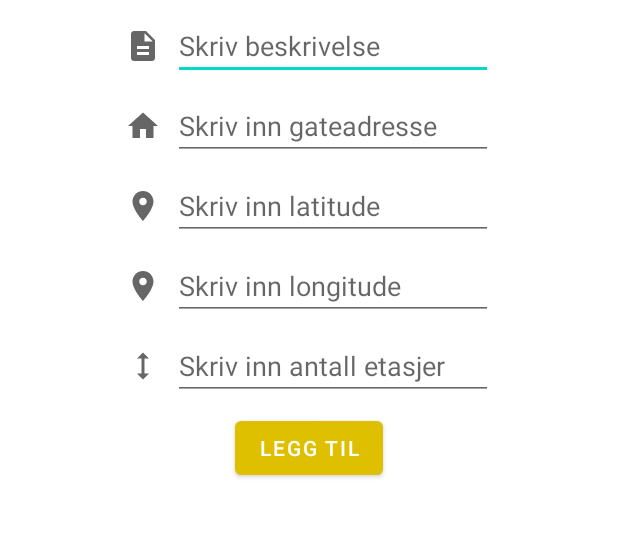
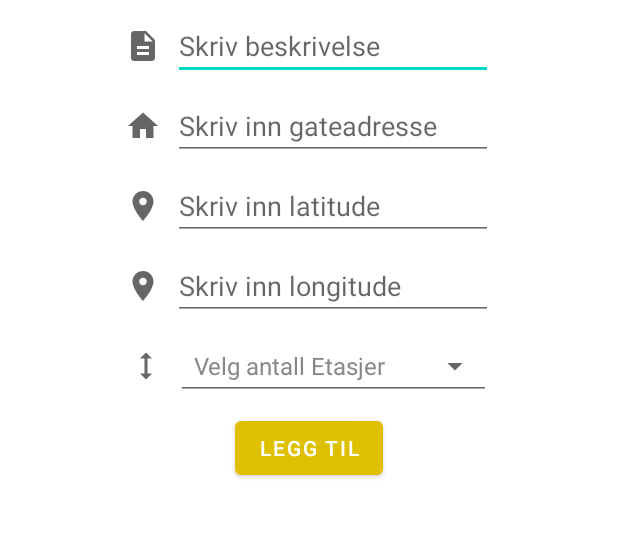
Before and after one commit to WilliamNerem/ApputviklingMappe3, an Android app: the LeggTil screen opened directly, with no data from a screen before it, after a tap on "LEGG TIL", on a phone screen of 412 x 824 dp, the part 84-622 px from its top. Run offline under Robolectric (Android 15) with nearby library versions, the phone set to English and light mode, and no system bars.

Commit message:
Lagt til spinner etasjer

```diff
--- a/app/src/main/java/com/example/apputviklingmappe3_s344106_s344082/LeggTil.java
+++ b/app/src/main/java/com/example/apputviklingmappe3_s344106_s344082/LeggTil.java
@@ -2,12 +2,18 @@ package com.example.apputviklingmappe3_s344106_s344082;
 
 import android.app.AlertDialog;
 import android.content.Intent;
+import android.graphics.Color;
 import android.os.Bundle;
 import android.view.View;
+import android.view.ViewGroup;
+import android.widget.AdapterView;
+import android.widget.ArrayAdapter;
 import android.widget.Button;
 import android.widget.EditText;
 import android.widget.ImageView;
 import android.widget.ListView;
+import android.widget.Spinner;
+import android.widget.TextView;
 import android.widget.Toast;
 
 import androidx.appcompat.app.AppCompatActivity;
@@ -22,7 +28,7 @@ public class LeggTil extends AppCompatActivity {
     private EditText editGateadresse;
     private EditText editGpsLat;
     private EditText editGpsLong;
-    private EditText editEtasjer;
+    private Spinner spinnerEtasjer;
 
     @Override
     protected void onCreate(Bundle savedInstanceState) {
@@ -35,9 +41,9 @@ public class LeggTil extends AppCompatActivity {
         editGateadresse = findViewById(R.id.gateadresse);
         editGpsLat = findViewById(R.id.gpsLat);
         editGpsLong = findViewById(R.id.gpsLong);
-        editEtasjer = findViewById(R.id.etasjer);
+        spinnerEtasjer = findViewById(R.id.etasjer);
         button();
-
+        setSpinner();
     }
 
     private void button(){
@@ -57,7 +63,7 @@ public class LeggTil extends AppCompatActivity {
                     hus.setGateadresse(editGateadresse.getText().toString());
                     hus.setGps_lat(editGpsLat.getText().toString());
                     hus.setGps_long(editGpsLong.getText().toString());
-                    hus.setEtasjer(Integer.parseInt(editEtasjer.getText().toString()));
+                    hus.setEtasjer(Integer.parseInt(spinnerEtasjer.getSelectedItem().toString()));
                     db.addHus(hus);
                     startActivity(new Intent(LeggTil.this, HusList.class));
                 }
@@ -68,13 +74,53 @@ public class LeggTil extends AppCompatActivity {
     private boolean validation(){
         String strBeskrivelse = editBeskrivelse.getText().toString();
         String strGateaddresse = editGateadresse.getText().toString();
-        String strEtasjer = editEtasjer.getText().toString();
+        String strEtasjer = spinnerEtasjer.getSelectedItem().toString();
 
-        if (strBeskrivelse.equals("") || strGateaddresse.equals("") || strEtasjer.equals("")){
+        if (strBeskrivelse.equals("") || strGateaddresse.equals("") || strEtasjer.equals("Velg antall Etasjer")){
             Toast.makeText(getBaseContext(),"Alle felt må fylles ut", Toast.LENGTH_SHORT).show();
             return false;
         }
         return true;
     }
 
+    private void setSpinner() {
+        String[] items = getResources().getStringArray(R.array.etasjer);
+        ArrayAdapter<CharSequence> adapter = new ArrayAdapter<CharSequence>(this, android.R.layout.simple_spinner_item, items) {
+            @Override
+            public boolean isEnabled(int position) {
+                return position != 0;
+            }
+
+            @Override
+            public View getDropDownView(int position, View convertView,
+                                        ViewGroup parent) {
+                View view = super.getDropDownView(position, convertView, parent);
+                TextView tv = (TextView) view;
+                if (position == 0) {
+                    tv.setTextColor(Color.GRAY);
+                } else {
+                    tv.setTextColor(Color.BLACK);
+                }
+                return view;
+            }
+        };
+        adapter.setDropDownViewResource(android.R.layout.simple_spinner_dropdown_item);
+        spinnerEtasjer.setAdapter(adapter);
+
+        spinnerEtasjer.setOnItemSelectedListener(new AdapterView.OnItemSelectedListener() {
+            @Override
+            public void onItemSelected(AdapterView<?> parent, View view, int position, long id) {
+                TextView tv = (TextView) view;
+                if (position == 0) {
+                    tv.setTextColor(Color.GRAY);
+                }
+            }
+
+            @Override
+            public void onNothingSelected(AdapterView<?> parent) {
+
+            }
+        });
+    }
+
 }
--- a/app/src/main/res/layout/infowindow.xml
+++ b/app/src/main/res/layout/infowindow.xml
@@ -8,13 +8,13 @@
 
     <ImageView
         android:id="@+id/image_info"
-        android:layout_width="90dp"
-        android:layout_height="60dp"
+        android:layout_width="wrap_content"
+        android:layout_height="match_parent"
         android:layout_marginRight="5dp"
         android:layout_marginLeft="0dp"
         android:layout_gravity="left|fill"
         android:adjustViewBounds="true"
-        android:src="@drawable/ic_launcher_background"/>
+        android:src="@drawable/ic_baseline_home_24"/>
 
     <LinearLayout
         android:layout_width="wrap_content"
--- a/app/src/main/res/layout/legg_til.xml
+++ b/app/src/main/res/layout/legg_til.xml
@@ -180,17 +180,18 @@
                 app:layout_constraintTop_toTopOf="parent"
                 app:srcCompat="@drawable/ic_baseline_height_24" />
 
-            <EditText
+            <Spinner
+                style="@style/Base.Widget.AppCompat.Spinner.Underlined"
                 android:id="@+id/etasjer"
-                android:layout_width="wrap_content"
-                android:layout_height="wrap_content"
+                android:layout_width="210dp"
+                android:layout_height="45dp"
                 android:ems="10"
-                android:hint="@string/hintEtasjer"
+                android:spinnerMode="dropdown"
                 app:layout_constraintBottom_toBottomOf="parent"
                 app:layout_constraintEnd_toEndOf="parent"
                 app:layout_constraintHorizontal_bias="0.5"
                 app:layout_constraintStart_toEndOf="@+id/iconEtasjer"
-                app:layout_constraintTop_toTopOf="parent" />
+                app:layout_constraintTop_toTopOf="parent"/>
 
         </androidx.constraintlayout.widget.ConstraintLayout>
 
--- a/app/src/main/res/values/strings.xml
+++ b/app/src/main/res/values/strings.xml
@@ -7,6 +7,19 @@
     <string name="hintGateadresse">Skriv inn gateadresse</string>
     <string name="hintLatitude">Skriv inn latitude</string>
     <string name="hintLongitude">Skriv inn longitude</string>
-    <string name="hintEtasjer">Skriv inn antall etasjer</string>
+    <string name="hintEtasjer">Velg antall etasjer</string>
     <string name="btnLeggTil">Legg til</string>
+    <string-array name="etasjer">
+        <item>Velg antall Etasjer</item>
+        <item>1</item>
+        <item>2</item>
+        <item>3</item>
+        <item>4</item>
+        <item>5</item>
+        <item>6</item>
+        <item>7</item>
+        <item>8</item>
+        <item>9</item>
+        <item>10</item>
+    </string-array>
 </resources>
```
